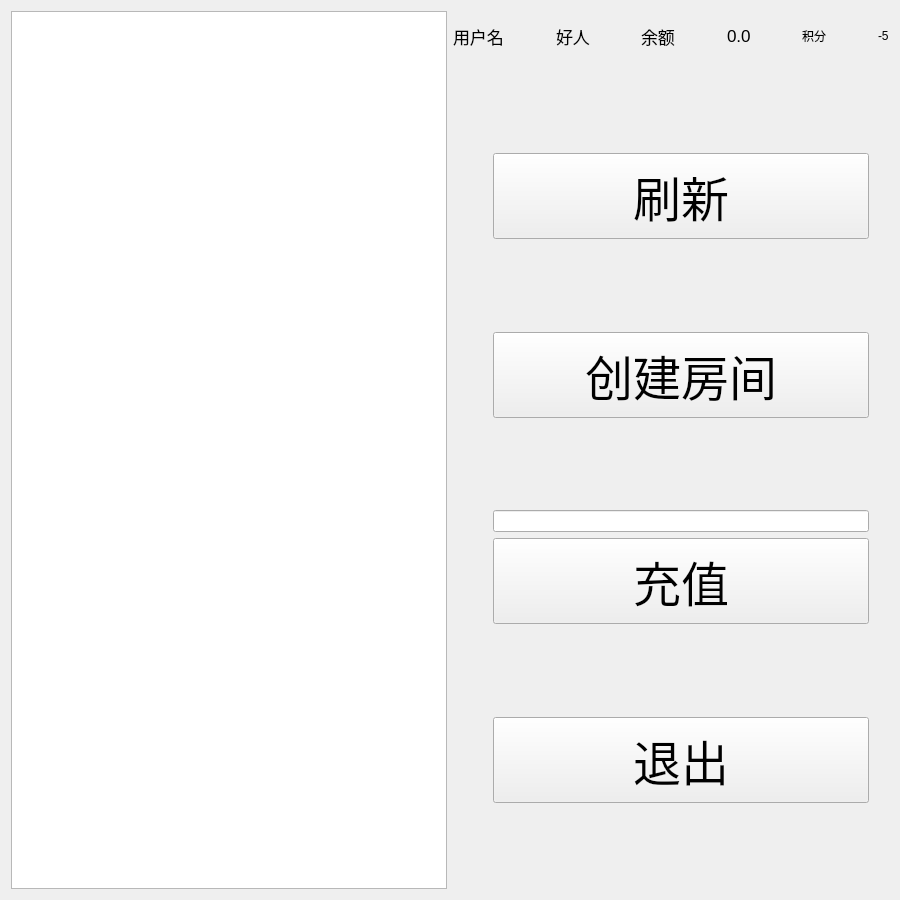
Above: client/w2.ui from meitanteiDapang/liveroom before the change. Below: the same form after it.
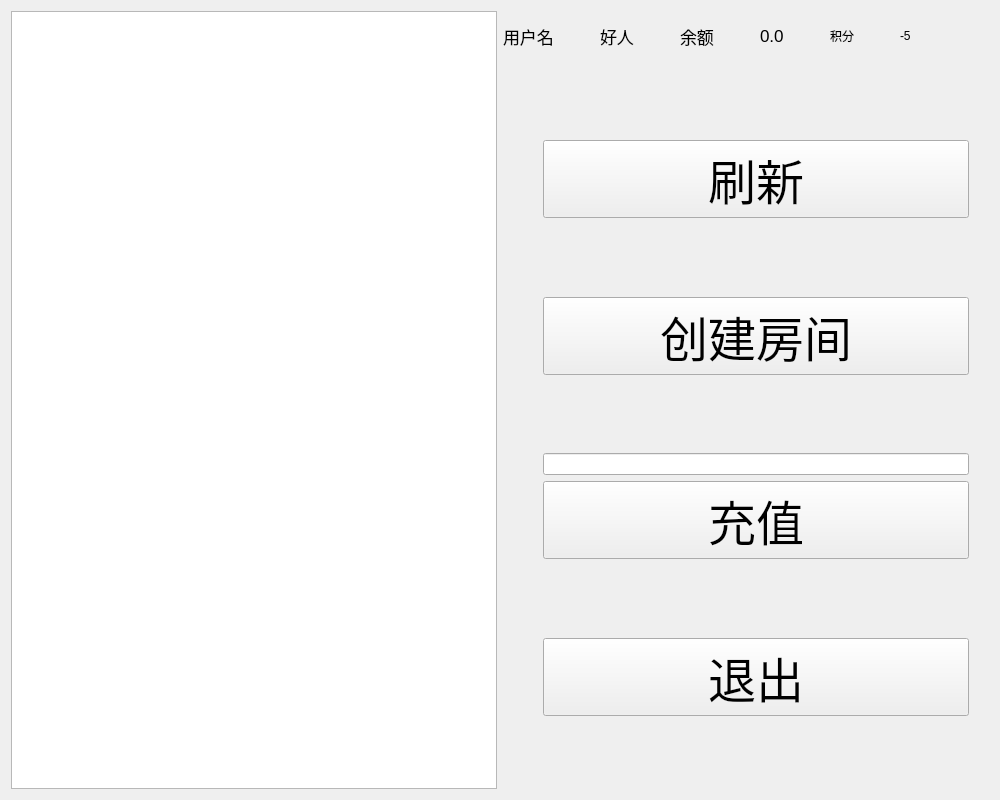
That is the form after the change.

```diff
--- a/client/w2.ui
+++ b/client/w2.ui
@@ -6,10 +6,22 @@
    <rect>
     <x>0</x>
     <y>0</y>
-    <width>900</width>
-    <height>900</height>
+    <width>1000</width>
+    <height>800</height>
    </rect>
   </property>
+  <property name="minimumSize">
+   <size>
+    <width>1000</width>
+    <height>800</height>
+   </size>
+  </property>
+  <property name="maximumSize">
+   <size>
+    <width>1000</width>
+    <height>800</height>
+   </size>
+  </property>
   <property name="windowTitle">
    <string>Form</string>
   </property>
@@ -181,6 +193,12 @@
          </item>
          <item>
           <widget class="QLabel" name="credit_label">
+           <property name="sizePolicy">
+            <sizepolicy hsizetype="Preferred" vsizetype="Preferred">
+             <horstretch>80</horstretch>
+             <verstretch>0</verstretch>
+            </sizepolicy>
+           </property>
            <property name="text">
             <string>-5</string>
            </property>
```
